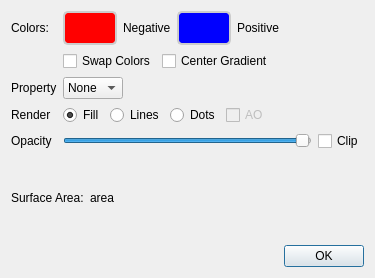
Qt form src/Configurator/SurfaceConfigurator.ui (nutjunkie/IQmol) before a commit.
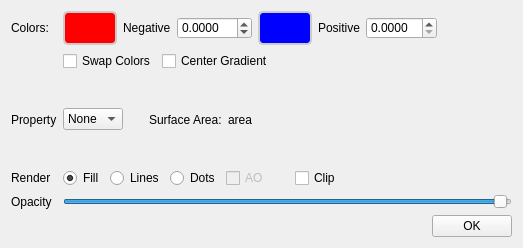
The same form after that commit.

Commit message: Dipole display and ability to select surface property ranges

```diff
--- a/src/Configurator/SurfaceConfigurator.ui
+++ b/src/Configurator/SurfaceConfigurator.ui
@@ -6,8 +6,8 @@
    <rect>
     <x>0</x>
     <y>0</y>
-    <width>375</width>
-    <height>278</height>
+    <width>523</width>
+    <height>248</height>
    </rect>
   </property>
   <property name="windowTitle">
@@ -80,6 +80,19 @@
          </property>
         </widget>
        </item>
+       <item>
+        <widget class="QDoubleSpinBox" name="minValue">
+         <property name="decimals">
+          <number>4</number>
+         </property>
+         <property name="minimum">
+          <double>-99.989999999999995</double>
+         </property>
+         <property name="singleStep">
+          <double>0.010000000000000</double>
+         </property>
+        </widget>
+       </item>
        <item>
         <widget class="QToolButton" name="positiveColorButton">
          <property name="styleSheet">
@@ -105,6 +118,16 @@
          </property>
         </widget>
        </item>
+       <item>
+        <widget class="QDoubleSpinBox" name="maxValue">
+         <property name="decimals">
+          <number>4</number>
+         </property>
+         <property name="singleStep">
+          <double>0.010000000000000</double>
+         </property>
+        </widget>
+       </item>
        <item>
         <spacer name="horizontalSpacer_10">
          <property name="orientation">
@@ -131,6 +154,36 @@
          </item>
         </widget>
        </item>
+       <item>
+        <spacer name="horizontalSpacer_4">
+         <property name="orientation">
+          <enum>Qt::Horizontal</enum>
+         </property>
+         <property name="sizeType">
+          <enum>QSizePolicy::Fixed</enum>
+         </property>
+         <property name="sizeHint" stdset="0">
+          <size>
+           <width>20</width>
+           <height>20</height>
+          </size>
+         </property>
+        </spacer>
+       </item>
+       <item>
+        <widget class="QLabel" name="label_3">
+         <property name="text">
+          <string>Surface Area:</string>
+         </property>
+        </widget>
+       </item>
+       <item>
+        <widget class="QLabel" name="areaLabel">
+         <property name="text">
+          <string>area</string>
+         </property>
+        </widget>
+       </item>
        <item>
         <spacer name="horizontalSpacer_3">
          <property name="orientation">
@@ -182,6 +235,29 @@
          </property>
         </widget>
        </item>
+       <item>
+        <spacer name="horizontalSpacer_6">
+         <property name="orientation">
+          <enum>Qt::Horizontal</enum>
+         </property>
+         <property name="sizeType">
+          <enum>QSizePolicy::Fixed</enum>
+         </property>
+         <property name="sizeHint" stdset="0">
+          <size>
+           <width>20</width>
+           <height>20</height>
+          </size>
+         </property>
+        </spacer>
+       </item>
+       <item>
+        <widget class="QCheckBox" name="clipCheckBox">
+         <property name="text">
+          <string>Clip</string>
+         </property>
+        </widget>
+       </item>
        <item>
         <spacer name="horizontalSpacer">
          <property name="orientation">
@@ -267,48 +343,10 @@
          </property>
         </widget>
        </item>
-       <item>
-        <widget class="QCheckBox" name="clipCheckBox">
-         <property name="text">
-          <string>Clip</string>
-         </property>
-        </widget>
-       </item>
       </layout>
      </item>
     </layout>
    </item>
-   <item>
-    <layout class="QHBoxLayout" name="horizontalLayout_5">
-     <item>
-      <widget class="QLabel" name="label_3">
-       <property name="text">
-        <string>Surface Area:</string>
-       </property>
-      </widget>
-     </item>
-     <item>
-      <widget class="QLabel" name="areaLabel">
-       <property name="text">
-        <string>area</string>
-       </property>
-      </widget>
-     </item>
-     <item>
-      <spacer name="horizontalSpacer_4">
-       <property name="orientation">
-        <enum>Qt::Horizontal</enum>
-       </property>
-       <property name="sizeHint" stdset="0">
-        <size>
-         <width>40</width>
-         <height>20</height>
-        </size>
-       </property>
-      </spacer>
-     </item>
-    </layout>
-   </item>
    <item>
     <layout class="QHBoxLayout" name="horizontalLayout_2">
      <item>
@@ -329,6 +367,9 @@
        <property name="text">
         <string>OK</string>
        </property>
+       <property name="autoDefault">
+        <bool>false</bool>
+       </property>
       </widget>
      </item>
     </layout>
```
Left out of the diff: 2 changed lines with no effect on the pictures. The commit also changes 12 other files.
